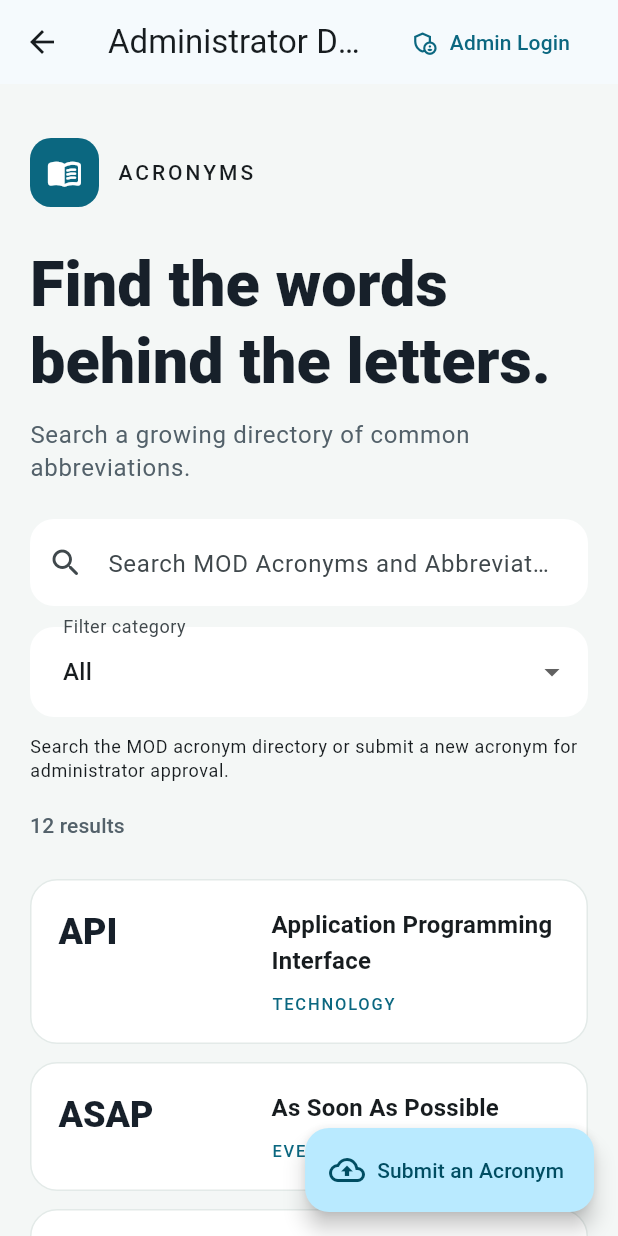
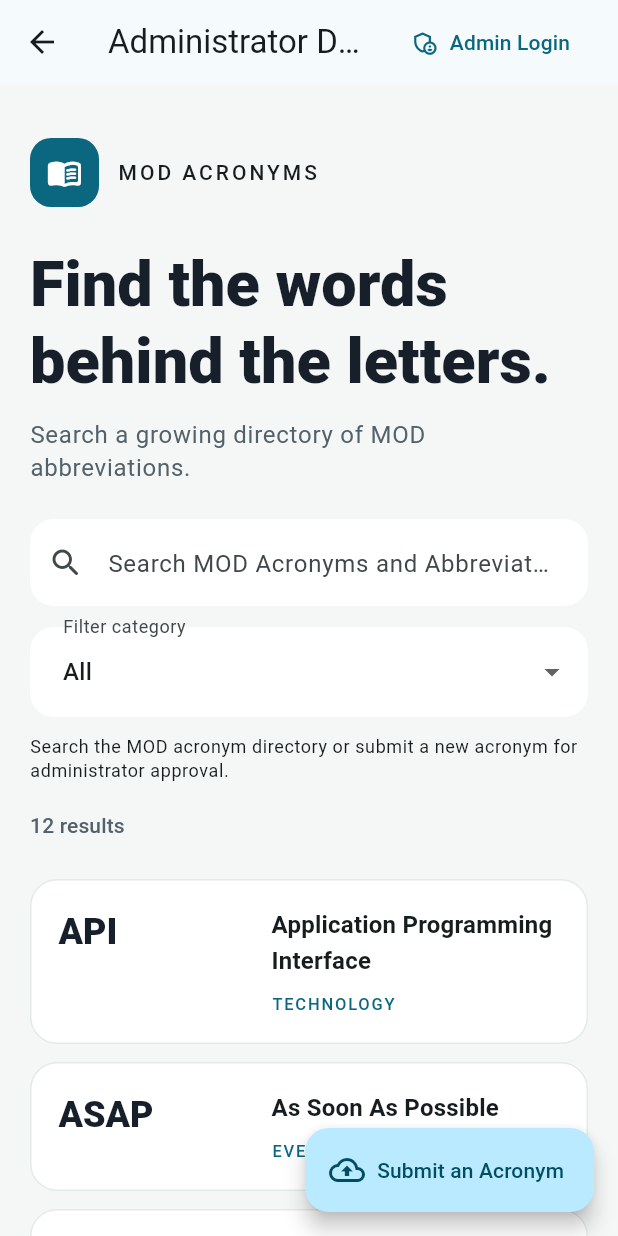
Before and after one commit to rchappy88/Acronyms, a Flutter app: the screen it shows after launch, on a phone screen of 412 x 824 dp. Run offline on Flutter 3.47's test engine with Material 3 defaults, Android fonts, the phone set to English and light mode, and no system bars; our stand-ins replace shared_preferences, supabase_flutter, web; missing offline and left inert: cloudflare_turnstile; accounts and stored records are empty.

Commit message:
Update MOD Acronym Directory

```diff
--- a/lib/main.dart
+++ b/lib/main.dart
@@ -780,13 +780,13 @@ Widget _buildHeader(ThemeData theme) {
                 child: const Icon(Icons.menu_book_rounded, color: Colors.white),
               ),
               const SizedBox(width: 12),
-              Text('ACRONYMS', style: theme.textTheme.labelLarge?.copyWith(letterSpacing: 2)),
+              Text('MOD ACRONYMS', style: theme.textTheme.labelLarge?.copyWith(letterSpacing: 2)),
             ],
           ),
           const SizedBox(height: 26),
           Text('Find the words\nbehind the letters.', style: theme.textTheme.displaySmall),
           const SizedBox(height: 12),
-          Text('Search a growing directory of common abbreviations.', style: theme.textTheme.bodyLarge),
+          Text('Search a growing directory of MOD abbreviations.', style: theme.textTheme.bodyLarge),
           const SizedBox(height: 24),
           TextField(
             controller: _searchController,
```
